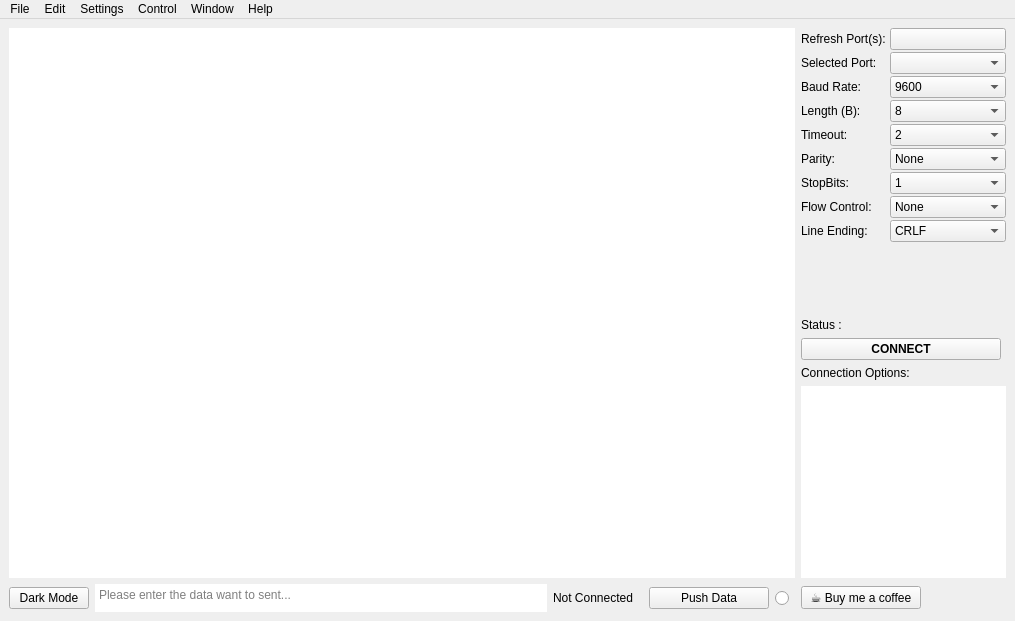
mcagriaksoy/Serial-Communication-GUI-Program, file ui/main_window.ui: the form before one commit.
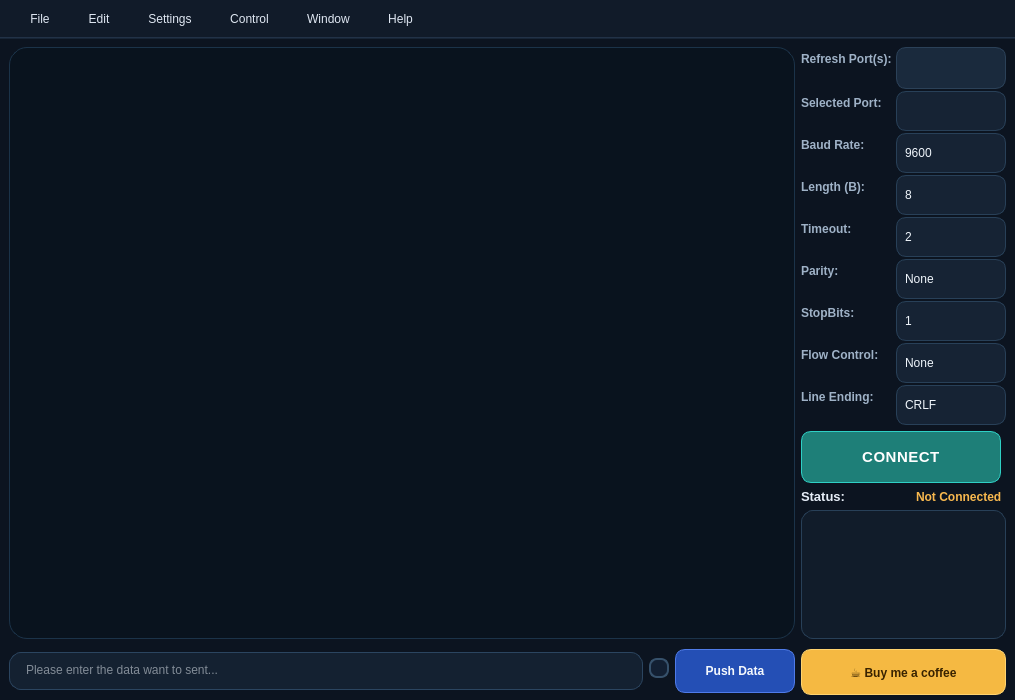
The form after the commit. Icons and pictures are not drawn.

```diff
--- a/ui/main_window.ui
+++ b/ui/main_window.ui
@@ -7,11 +7,11 @@
     <x>0</x>
     <y>0</y>
     <width>1015</width>
-    <height>621</height>
+    <height>700</height>
    </rect>
   </property>
   <property name="sizePolicy">
-   <sizepolicy hsizetype="Fixed" vsizetype="Fixed">
+   <sizepolicy hsizetype="Preferred" vsizetype="Preferred">
     <horstretch>0</horstretch>
     <verstretch>0</verstretch>
    </sizepolicy>
@@ -46,37 +46,231 @@
   <property name="whatsThis">
    <string>Serial Communication Program Mehmet Cagri Aksoy</string>
   </property>
+  <property name="styleSheet">
+   <string notr="true">QMainWindow {
+    background-color: #0c1420;
+    color: #e6edf7;
+    font-family: &quot;Segoe UI&quot;;
+    font-size: 10pt;
+}
+
+QWidget#centralwidget {
+    background-color: #0c1420;
+    border-top: 1px solid #172536;
+}
+
+QWidget {
+    color: #d8e1ec;
+}
+
+QMenuBar {
+    background-color: #111b29;
+    color: #dfe7f2;
+    border-bottom: 1px solid #223247;
+    padding: 4px 8px;
+}
+
+QMenuBar::item {
+    background: transparent;
+    border-radius: 8px;
+    padding: 6px 12px;
+    margin: 2px 4px;
+}
+
+QMenuBar::item:selected {
+    background-color: #1d3147;
+    color: #ffffff;
+}
+
+QMenu {
+    background-color: #132033;
+    color: #e6edf7;
+    border: 1px solid #24374d;
+    padding: 8px;
+}
+
+QMenu::item {
+    padding: 8px 18px;
+    border-radius: 8px;
+}
+
+QMenu::item:selected {
+    background-color: #1e7f78;
+    color: #ffffff;
+}
+
+QLabel {
+    color: #9fb2c7;
+    font-weight: 600;
+}
+
+QTextEdit, QComboBox {
+    background-color: #162334;
+    color: #eff5fb;
+    border: 1px solid #284058;
+    border-radius: 10px;
+    padding: 6px 10px;
+    selection-background-color: #1e7f78;
+    selection-color: #ffffff;
+}
+
+QTextEdit:focus, QComboBox:focus {
+    border: 1px solid #35b8ae;
+}
+
+QComboBox {
+    min-height: 26px;
+    max-height: 26px;
+    padding-right: 18px;
+    padding-left: 8px;
+    font-size: 9pt;
+}
+
+QComboBox::drop-down {
+    border: none;
+    width: 18px;
+}
+
+QComboBox QAbstractItemView {
+    background-color: #162334;
+    color: #eff5fb;
+    border: 1px solid #284058;
+    selection-background-color: #1e7f78;
+    selection-color: #ffffff;
+    outline: 0;
+}
+
+QPushButton {
+    background-color: #1a2a3d;
+    color: #f4f8fc;
+    border: 1px solid #2b4158;
+    border-radius: 10px;
+    padding: 7px 14px;
+    font-weight: 700;
+    min-height: 28px;
+}
+
+QPushButton:hover {
+    background-color: #22374e;
+    border-color: #3d5974;
+}
+
+QPushButton:pressed {
+    background-color: #162637;
+}
+
+QPushButton#start_button {
+    background-color: #1e7f78;
+    border: 1px solid #2fd0c5;
+    color: #ffffff;
+    min-height: 36px;
+    font-size: 11pt;
+    letter-spacing: 0.5px;
+}
+
+QPushButton#start_button:hover {
+    background-color: #24958d;
+}
+
+QPushButton#send_button {
+    background-color: #244fb5;
+    border: 1px solid #4f7be8;
+}
+
+QPushButton#send_button:hover {
+    background-color: #2c5fd6;
+}
+
+QPushButton#refresh_button {
+    min-height: 26px;
+    max-height: 26px;
+}
+
+QPushButton#donateButton {
+    background-color: #f5b942;
+    border: 1px solid #ffd36f;
+    color: #392300;
+    min-height: 30px;
+}
+
+QPushButton#donateButton:hover {
+    background-color: #ffca5c;
+}
+
+QTextEdit#data_textEdit {
+    background-color: #09131e;
+    border: 1px solid #1b3349;
+    border-radius: 18px;
+    padding: 14px;
+    font-family: &quot;Consolas&quot;;
+    font-size: 10pt;
+}
+
+QTextEdit#send_data_text {
+    background-color: #142131;
+    border: 1px solid #2b4560;
+    border-radius: 12px;
+    padding: 6px 12px;
+}
+
+QTextEdit#options_textEdit {
+    background-color: #111c2a;
+    color: #c8d5e4;
+    border-radius: 12px;
+}
+
+QLabel#status_label {
+    color: #f8b84e;
+    font-weight: 700;
+}
+
+QLabel#label_9, QLabel#label_12 {
+    color: #e6edf7;
+    font-size: 10pt;
+    font-weight: 700;
+}
+
+QRadioButton {
+    spacing: 0px;
+}
+
+QRadioButton::indicator {
+    width: 16px;
+    height: 16px;
+    border-radius: 8px;
+    border: 2px solid #36516b;
+    background-color: #132033;
+}
+
+QRadioButton::indicator:checked {
+    background-color: #35b8ae;
+    border: 2px solid #7ce0d8;
+}</string>
+  </property>
   <widget class="QWidget" name="centralwidget">
    <layout class="QGridLayout" name="gridLayout">
     <item row="0" column="0">
      <layout class="QGridLayout" name="gridLayout_2">
       <item row="2" column="0">
        <layout class="QHBoxLayout" name="horizontalLayout">
-        <item>
-         <widget class="QPushButton" name="nightMode_Button">
-          <property name="maximumSize">
-           <size>
-            <width>80</width>
-            <height>16777215</height>
-           </size>
-          </property>
-          <property name="text">
-           <string>Dark Mode</string>
-          </property>
-         </widget>
-        </item>
         <item>
          <widget class="QTextEdit" name="send_data_text">
           <property name="sizePolicy">
-           <sizepolicy hsizetype="Minimum" vsizetype="Minimum">
+           <sizepolicy hsizetype="MinimumExpanding" vsizetype="Fixed">
             <horstretch>0</horstretch>
             <verstretch>0</verstretch>
            </sizepolicy>
           </property>
+          <property name="minimumSize">
+           <size>
+            <width>0</width>
+            <height>38</height>
+           </size>
+          </property>
           <property name="maximumSize">
            <size>
             <width>5000</width>
-            <height>28</height>
+            <height>32</height>
            </size>
           </property>
           <property name="inputMethodHints">
@@ -93,54 +287,9 @@
           </property>
          </widget>
         </item>
-        <item>
-         <widget class="QLabel" name="status_label">
-          <property name="sizePolicy">
-           <sizepolicy hsizetype="Fixed" vsizetype="Preferred">
-            <horstretch>0</horstretch>
-            <verstretch>0</verstretch>
-           </sizepolicy>
-          </property>
-          <property name="maximumSize">
-           <size>
-            <width>90</width>
-            <height>20</height>
-           </size>
-          </property>
-          <property name="font">
-           <font>
-            <family>Arial</family>
-            <pointsize>9</pointsize>
-            <bold>false</bold>
-           </font>
-          </property>
-          <property name="styleSheet">
-           <string notr="true"/>
-          </property>
-          <property name="text">
-           <string>Not Connected</string>
-          </property>
-         </widget>
-        </item>
         <item>
          <layout class="QHBoxLayout" name="horizontalLayout_2"/>
         </item>
-        <item>
-         <widget class="QPushButton" name="send_button">
-          <property name="maximumSize">
-           <size>
-            <width>120</width>
-            <height>16777215</height>
-           </size>
-          </property>
-          <property name="text">
-           <string>Push Data</string>
-          </property>
-          <property name="icon">
-           <iconset theme="mail-send"/>
-          </property>
-         </widget>
-        </item>
         <item>
          <widget class="QRadioButton" name="indicate_button">
           <property name="enabled">
@@ -177,6 +326,28 @@
           </property>
          </widget>
         </item>
+        <item>
+         <widget class="QPushButton" name="send_button">
+          <property name="minimumSize">
+           <size>
+            <width>120</width>
+            <height>38</height>
+           </size>
+          </property>
+          <property name="maximumSize">
+           <size>
+            <width>132</width>
+            <height>38</height>
+           </size>
+          </property>
+          <property name="text">
+           <string>Push Data</string>
+          </property>
+          <property name="icon">
+           <iconset theme="mail-send"/>
+          </property>
+         </widget>
+        </item>
        </layout>
       </item>
       <item row="0" column="0">
@@ -199,7 +370,7 @@
        </widget>
       </item>
       <item row="0" column="2">
-       <layout class="QVBoxLayout" name="verticalLayout_config" stretch="2,0,0,0,0,0">
+       <layout class="QVBoxLayout" name="verticalLayout_config" stretch="2,0,0,0">
         <property name="spacing">
          <number>6</number>
         </property>
@@ -232,7 +403,7 @@
             <property name="maximumSize">
              <size>
               <width>120</width>
-              <height>16777215</height>
+              <height>42</height>
              </size>
             </property>
             <property name="text">
@@ -255,7 +426,7 @@
             <property name="maximumSize">
              <size>
               <width>120</width>
-              <height>16777215</height>
+              <height>40</height>
              </size>
             </property>
            </widget>
@@ -272,7 +443,7 @@
             <property name="maximumSize">
              <size>
               <width>120</width>
-              <height>16777215</height>
+              <height>40</height>
              </size>
             </property>
             <item>
@@ -339,7 +510,7 @@
             <property name="maximumSize">
              <size>
               <width>120</width>
-              <height>16777215</height>
+              <height>40</height>
              </size>
             </property>
             <item>
@@ -376,7 +547,7 @@
             <property name="maximumSize">
              <size>
               <width>120</width>
-              <height>16777215</height>
+              <height>40</height>
              </size>
             </property>
             <item>
@@ -433,7 +604,7 @@
             <property name="maximumSize">
              <size>
               <width>120</width>
-              <height>16777215</height>
+              <height>40</height>
              </size>
             </property>
             <item>
@@ -475,7 +646,7 @@
             <property name="maximumSize">
              <size>
               <width>120</width>
-              <height>16777215</height>
+              <height>40</height>
              </size>
             </property>
             <item>
@@ -507,7 +678,7 @@
             <property name="maximumSize">
              <size>
               <width>120</width>
-              <height>16777215</height>
+              <height>40</height>
              </size>
             </property>
             <item>
@@ -537,7 +708,7 @@
             <property name="maximumSize">
              <size>
               <width>120</width>
-              <height>16777215</height>
+              <height>40</height>
              </size>
             </property>
             <item>
@@ -571,20 +742,6 @@
           </item>
          </layout>
         </item>
-        <item>
-         <widget class="QLabel" name="label_9">
-          <property name="font">
-           <font>
-            <family>Arial</family>
-            <pointsize>9</pointsize>
-            <bold>false</bold>
-           </font>
-          </property>
-          <property name="text">
-           <string>Status :</string>
-          </property>
-         </widget>
-        </item>
         <item>
          <widget class="QPushButton" name="start_button">
           <property name="maximumSize">
@@ -595,7 +752,7 @@
           </property>
           <property name="font">
            <font>
-            <pointsize>9</pointsize>
+            <pointsize>11</pointsize>
             <bold>true</bold>
            </font>
           </property>
@@ -611,11 +768,44 @@
          </widget>
         </item>
         <item>
-         <widget class="QLabel" name="label_12">
-          <property name="text">
-           <string>Connection Options:</string>
-          </property>
-         </widget>
+         <layout class="QHBoxLayout" name="horizontalLayout_3">
+          <item>
+           <widget class="QLabel" name="label_12">
+            <property name="text">
+             <string>Status:</string>
+            </property>
+           </widget>
+          </item>
+          <item>
+           <widget class="QLabel" name="status_label">
+            <property name="sizePolicy">
+             <sizepolicy hsizetype="Fixed" vsizetype="Preferred">
+              <horstretch>0</horstretch>
+              <verstretch>0</verstretch>
+             </sizepolicy>
+            </property>
+            <property name="maximumSize">
+             <size>
+              <width>90</width>
+              <height>20</height>
+             </size>
+            </property>
+            <property name="font">
+             <font>
+              <family>Arial</family>
+              <pointsize>9</pointsize>
+              <bold>true</bold>
+             </font>
+            </property>
+            <property name="styleSheet">
+             <string notr="true"/>
+            </property>
+            <property name="text">
+             <string>Not Connected</string>
+            </property>
+           </widget>
+          </item>
+         </layout>
         </item>
         <item>
          <widget class="QTextEdit" name="options_textEdit">
@@ -647,10 +837,16 @@
       </item>
       <item row="2" column="2">
        <widget class="QPushButton" name="donateButton">
+        <property name="minimumSize">
+         <size>
+          <width>82</width>
+          <height>38</height>
+         </size>
+        </property>
         <property name="maximumSize">
          <size>
-          <width>120</width>
-          <height>16777215</height>
+          <width>205</width>
+          <height>38</height>
          </size>
         </property>
         <property name="styleSheet">
@@ -671,7 +867,7 @@
      <x>0</x>
      <y>0</y>
      <width>1015</width>
-     <height>21</height>
+     <height>40</height>
     </rect>
    </property>
    <widget class="QMenu" name="menuFile">
```
Left out of the diff: 9 changed lines with no effect on the pictures.
